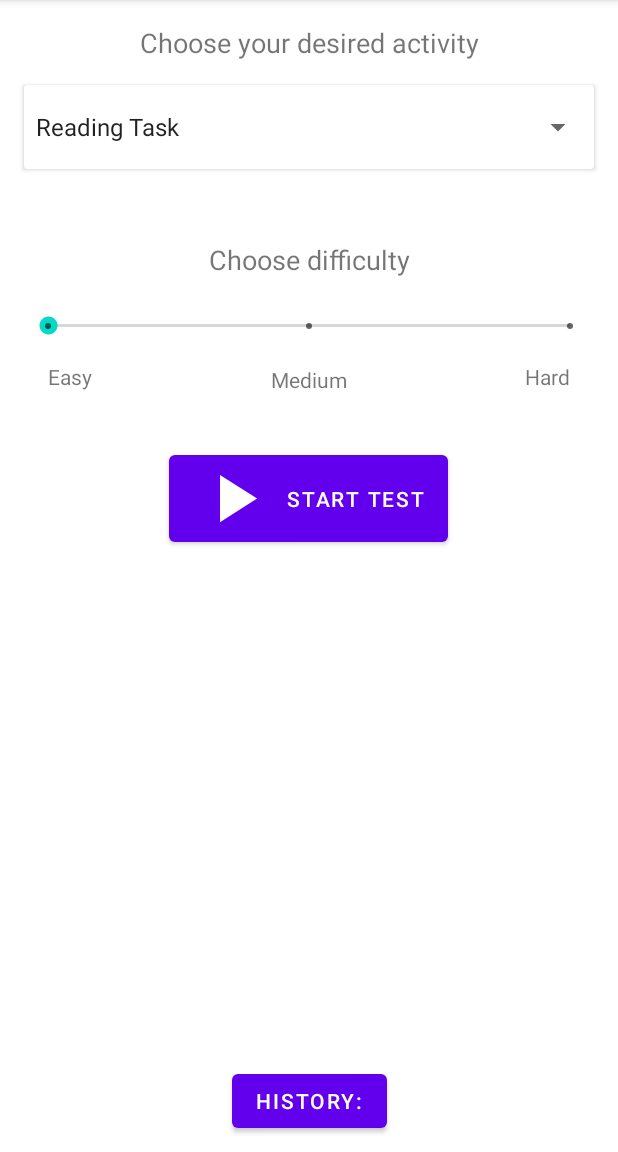
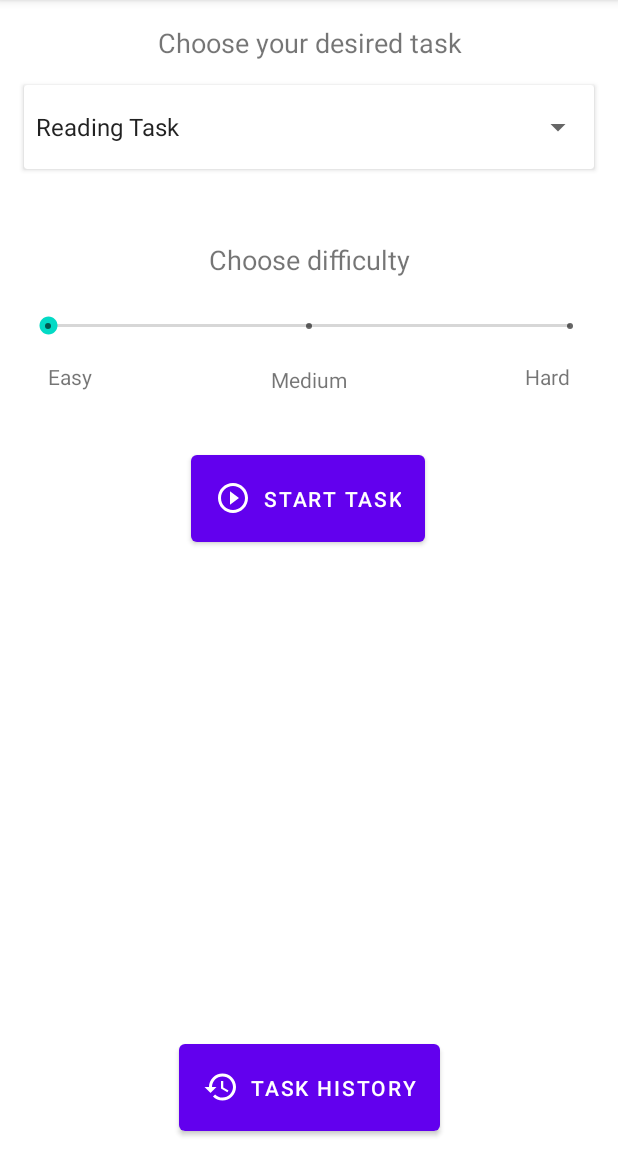
Before and after one commit to Ialda/LanProject, an Android app: the MainPageActivity screen opened directly, with no data from a screen before it, on a phone screen of 412 x 824 dp, the part 84-1236 px from its top. Run offline under Robolectric (Android 15) with nearby library versions, the light colour scheme and no system bars.

Commit message:
Add and modify button icons in the task selection menu

```diff
--- /dev/null
+++ b/app/src/main/res/drawable/ic_baseline_history_24.xml
@@ -0,0 +1,10 @@
+<vector xmlns:android="http://schemas.android.com/apk/res/android"
+    android:width="24dp"
+    android:height="24dp"
+    android:viewportWidth="24"
+    android:viewportHeight="24"
+    android:tint="?attr/colorControlNormal">
+  <path
+      android:fillColor="@android:color/white"
+      android:pathData="M13,3c-4.97,0 -9,4.03 -9,9L1,12l3.89,3.89 0.07,0.14L9,12L6,12c0,-3.87 3.13,-7 7,-7s7,3.13 7,7 -3.13,7 -7,7c-1.93,0 -3.68,-0.79 -4.94,-2.06l-1.42,1.42C8.27,19.99 10.51,21 13,21c4.97,0 9,-4.03 9,-9s-4.03,-9 -9,-9zM12,8v5l4.28,2.54 0.72,-1.21 -3.5,-2.08L13.5,8L12,8z"/>
+</vector>
--- /dev/null
+++ b/app/src/main/res/drawable/ic_baseline_play_circle_outline_24.xml
@@ -0,0 +1,10 @@
+<vector xmlns:android="http://schemas.android.com/apk/res/android"
+    android:width="24dp"
+    android:height="24dp"
+    android:viewportWidth="24"
+    android:viewportHeight="24"
+    android:tint="?attr/colorControlNormal">
+  <path
+      android:fillColor="@android:color/white"
+      android:pathData="M10,16.5l6,-4.5 -6,-4.5v9zM12,2C6.48,2 2,6.48 2,12s4.48,10 10,10 10,-4.48 10,-10S17.52,2 12,2zM12,20c-4.41,0 -8,-3.59 -8,-8s3.59,-8 8,-8 8,3.59 8,8 -3.59,8 -8,8z"/>
+</vector>
--- a/app/src/main/res/layout/activity_main_page.xml
+++ b/app/src/main/res/layout/activity_main_page.xml
@@ -46,10 +46,9 @@
         android:layout_width="wrap_content"
         android:layout_height="70dp"
         android:layout_marginTop="64dp"
-        android:layout_marginBottom="16dp"
         android:onClick="ActivityView"
         android:text="@string/start"
-        app:icon="@drawable/ic_baseline_play_arrow_24"
+        app:icon="@drawable/ic_baseline_play_circle_outline_24"
         app:layout_constraintBottom_toBottomOf="parent"
         app:layout_constraintEnd_toEndOf="parent"
         app:layout_constraintHorizontal_bias="0.498"
@@ -147,12 +146,16 @@
     <Button
         android:id="@+id/ButtonToHistory"
         android:layout_width="wrap_content"
-        android:layout_height="wrap_content"
-        android:layout_marginBottom="10dp"
+        android:layout_height="70dp"
+        android:layout_marginTop="8dp"
+        android:layout_marginBottom="8dp"
         android:onClick="ShowHistory"
         android:text="@string/history"
+        app:icon="@drawable/ic_baseline_history_24"
         app:layout_constraintBottom_toBottomOf="parent"
         app:layout_constraintEnd_toEndOf="parent"
-        app:layout_constraintStart_toStartOf="parent" />
+        app:layout_constraintStart_toStartOf="parent"
+        app:layout_constraintTop_toBottomOf="@+id/ButtonStartActivity"
+        app:layout_constraintVertical_bias="1.0" />
 
 </androidx.constraintlayout.widget.ConstraintLayout>
--- a/app/src/main/res/values/strings.xml
+++ b/app/src/main/res/values/strings.xml
@@ -7,8 +7,8 @@
     <string name="activity_2">Activity 2</string>
     <string name="activity_4">Activity 4</string>
     <string name="activity_5">Activity 5</string>
-    <string name="chose_your_desired_activity">Choose your desired activity</string>
-    <string name="start">Start test</string>
+    <string name="chose_your_desired_activity">Choose your desired task</string>
+    <string name="start">Start task</string>
     <string name="easy">Easy</string>
     <string name="medium">Medium</string>
     <string name="hard">Hard</string>
@@ -18,7 +18,7 @@
     <string name="new_test">New Test</string>
     <string name="logout">Logout</string>
     <string name="confirmPassword">Confirm Password</string>
-    <string name="history">History:</string>
+    <string name="history">Task history</string>
     <string name="activity">Activity:</string>
     <string name="points">Points:</string>
     <string name="difficulty">Difficulty:</string>
```
